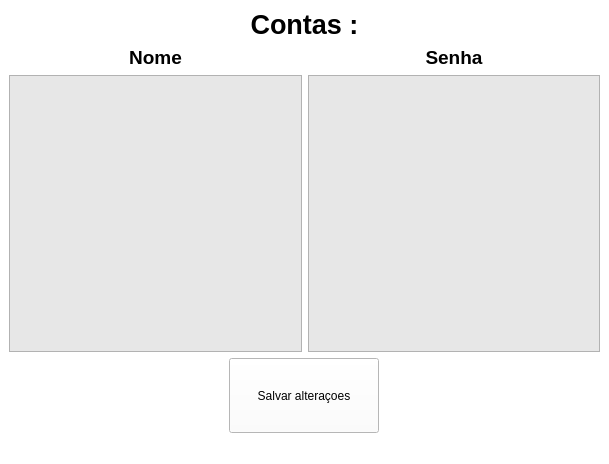
Qt form Projetos/CRUD/interfaces/read_accounts.ui (JoaoEmanuell/Meus-Estudos-Python) before a commit.
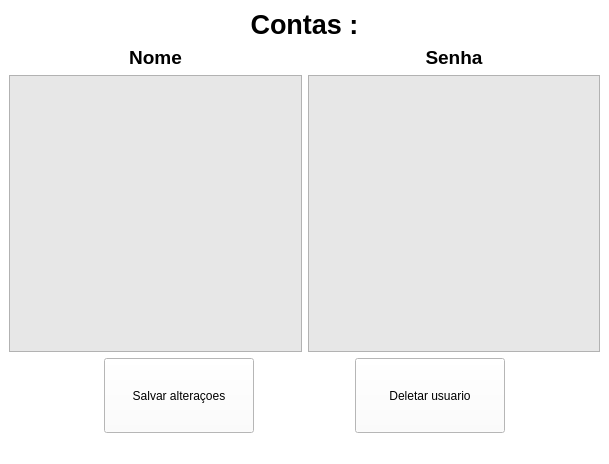
The same form after that commit.

Commit message: delete user

```diff
--- a/Projetos/CRUD/interfaces/read_accounts.ui
+++ b/Projetos/CRUD/interfaces/read_accounts.ui
@@ -85,6 +85,28 @@
         </property>
        </widget>
       </item>
+      <item>
+       <widget class="QPushButton" name="deleteButton">
+        <property name="minimumSize">
+         <size>
+          <width>100</width>
+          <height>75</height>
+         </size>
+        </property>
+        <property name="maximumSize">
+         <size>
+          <width>150</width>
+          <height>75</height>
+         </size>
+        </property>
+        <property name="cursor">
+         <cursorShape>UpArrowCursor</cursorShape>
+        </property>
+        <property name="text">
+         <string>Deletar usuario</string>
+        </property>
+       </widget>
+      </item>
      </layout>
     </item>
    </layout>
```
The commit also changes 2 other files.
